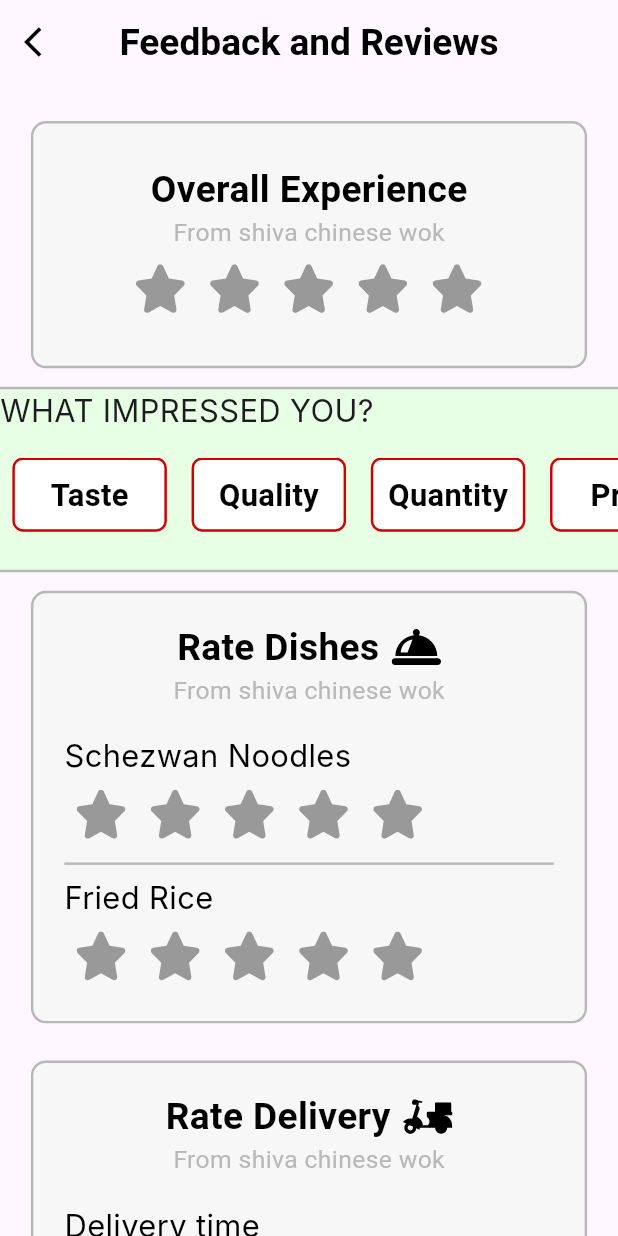
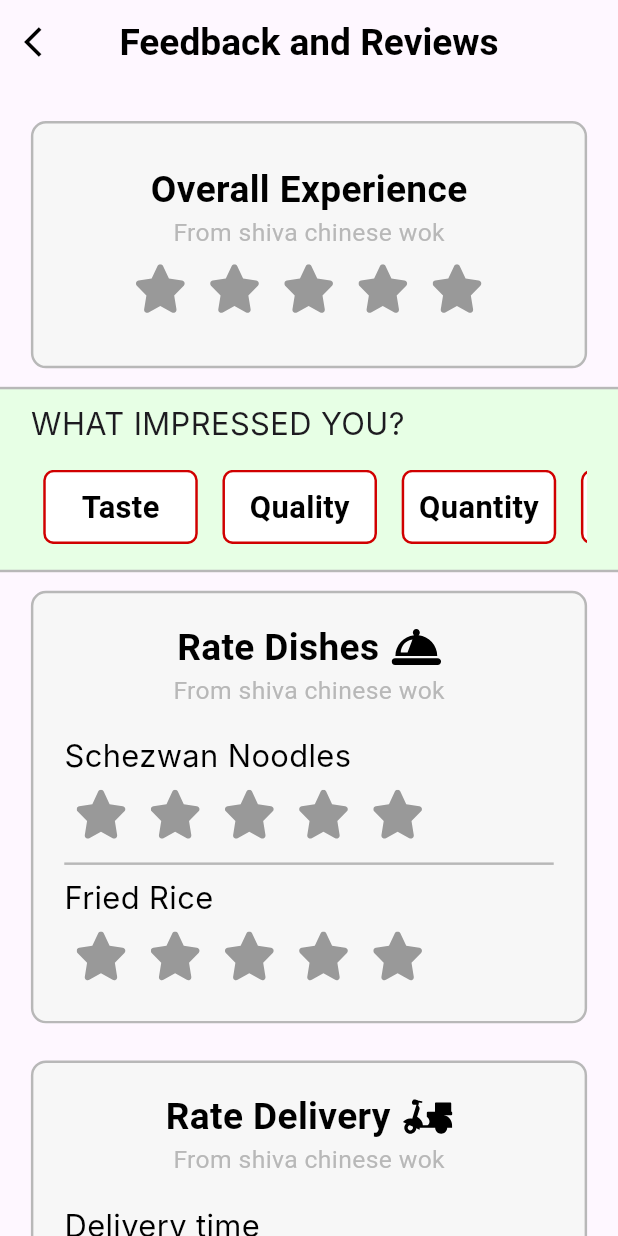
Before and after one commit to mayankjonwal02/Nukkad_Foods, a Flutter app: the FeedbackScreen screen opened directly, after a tap on "Overall Experience", on a phone screen of 412 x 824 dp. Run offline on Flutter 3.47's test engine with Material 3 defaults, Android fonts, the phone set to English and light mode, and no system bars; drawn by our look-alikes of flutter_rating_bar; our stand-ins replace card_swiper, dotted_line, flutter_otp_text_field, flutter_svg, intl_phone_field, introduction_screen and 2 more; Roboto replaces fonts that are missing (Inter, Poppins).

Commit message:
Feedback section

```diff
--- a/Frontend/user_app/lib/screens/Orders/orderSummary.dart
+++ b/Frontend/user_app/lib/screens/Orders/orderSummary.dart
@@ -208,7 +208,7 @@ class _OrderSummaryState extends State<OrderSummary> {
                     style: TextStyle(
                       color: colorSuccess,
                       fontFamily: 'Poppins',
-                      fontSize: 14.sp,
+                      fontSize: 12.sp,
                       fontWeight: FontWeight.w600,
                     ),
                     maxLines: 1,
--- a/Frontend/user_app/lib/screens/Support/feedbackScreen.dart
+++ b/Frontend/user_app/lib/screens/Support/feedbackScreen.dart
@@ -255,6 +255,7 @@ Widget toggles(
   return Container(
     height: 15.h,
     width: 100.w,
+    padding: EdgeInsets.symmetric(vertical: 1.h, horizontal: 5.w),
     decoration: BoxDecoration(
       color: Color(0xFFe7ffe5),
       border: Border(
@@ -286,7 +287,6 @@ Widget toggles(
         Container(
           height: 6.h,
           margin: EdgeInsets.symmetric(vertical: 2.h),
-          child: Expanded(
           child: ListView.builder(
             itemCount: namesList.length,
             scrollDirection: Axis.horizontal,
@@ -317,7 +317,6 @@ Widget toggles(
             },
           ),
         ),
-        ),
       ],
     ),
   );
```
Lines whose indentation alone changed are shown as unchanged.
